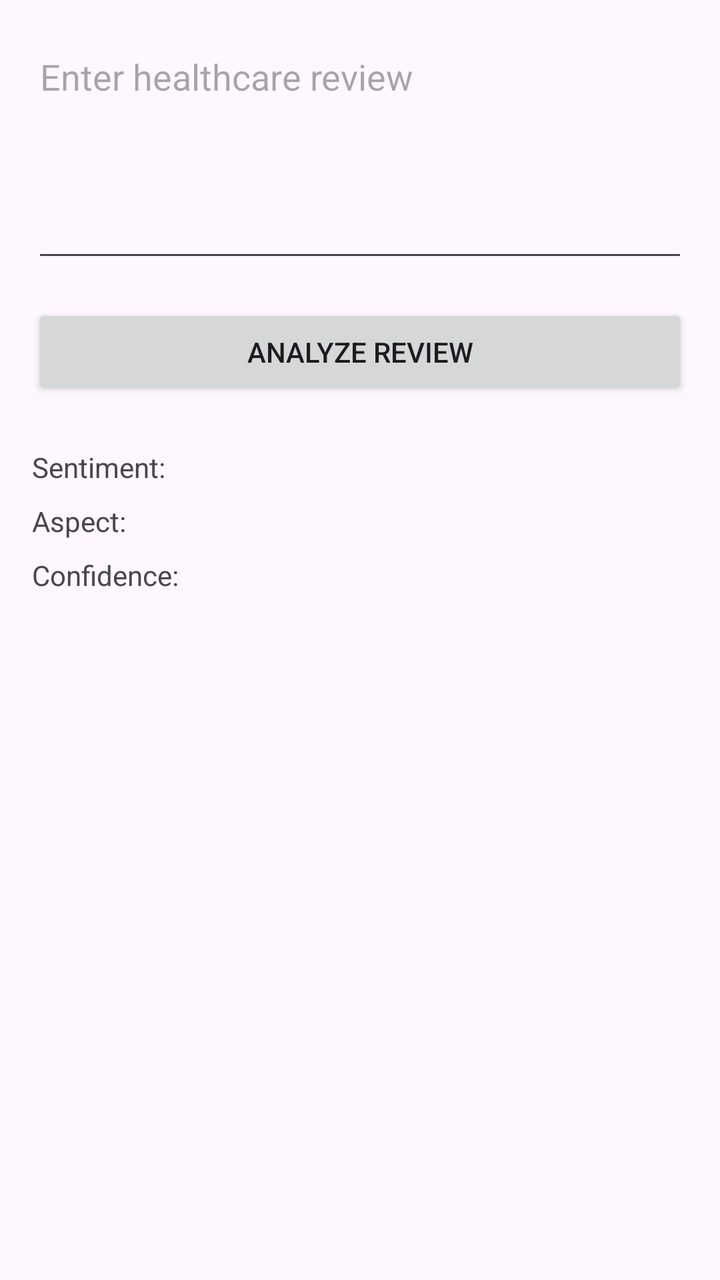
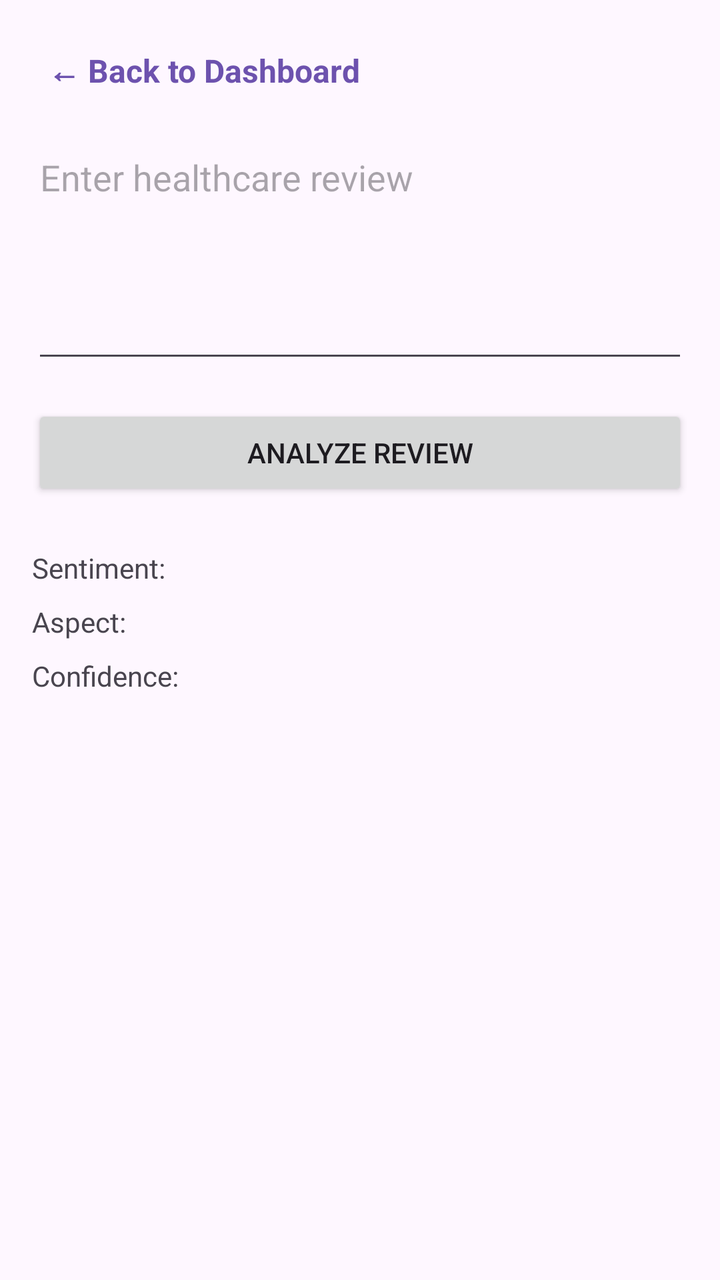

Before-and-after screenshots of an Android layout around one commit, followed by the original layout XML and the change that was made.
<!-- AndroidManifest.xml: application theme Theme.HealthBERT -->
<!-- res/layout/activity_main.xml -->
<?xml version="1.0" encoding="utf-8"?>
<ScrollView xmlns:android="http://schemas.android.com/apk/res/android"
    android:layout_width="match_parent"
    android:layout_height="match_parent">

    <LinearLayout
        android:layout_width="match_parent"
        android:layout_height="wrap_content"
        android:orientation="vertical"
        android:padding="16dp">

        <EditText
            android:id="@+id/editTextReview"
            android:layout_width="match_parent"
            android:layout_height="wrap_content"
            android:hint="Enter healthcare review"
            android:minHeight="120dp"
            android:gravity="top"
            android:inputType="textMultiLine" />

        <Button
            android:id="@+id/buttonAnalyze"
            android:layout_width="match_parent"
            android:layout_height="wrap_content"
            android:layout_marginTop="16dp"
            android:text="Analyze Review" />

        <TextView
            android:id="@+id/textViewSentiment"
            android:layout_width="match_parent"
            android:layout_height="wrap_content"
            android:layout_marginTop="24dp"
            android:text="Sentiment: " />

        <TextView
            android:id="@+id/textViewAspect"
            android:layout_width="match_parent"
            android:layout_height="wrap_content"
            android:layout_marginTop="8dp"
            android:text="Aspect: " />

        <TextView
            android:id="@+id/textViewConfidence"
            android:layout_width="match_parent"
            android:layout_height="wrap_content"
            android:layout_marginTop="8dp"
            android:text="Confidence: " />

    </LinearLayout>
</ScrollView>
<!-- resources referenced by this layout -->
<resources>
  <style name="Theme.HealthBERT" parent="Base.Theme.HealthBERT" />
  <style name="Base.Theme.HealthBERT" parent="Theme.Material3.DayNight.NoActionBar">
          
          
      </style>
</resources>

<!-- the commit's change to res/layout/activity_main.xml (unified diff, before → after) -->
@@ -8,6 +8,17 @@
         android:layout_height="wrap_content"
         android:orientation="vertical"
         android:padding="16dp">
+
+        <TextView
+            android:id="@+id/backToDashboardButton"
+            android:layout_width="wrap_content"
+            android:layout_height="wrap_content"
+            android:text="← Back to Dashboard"
+            android:textColor="#6D52AE"
+            android:textSize="16sp"
+            android:textStyle="bold"
+            android:padding="8dp"
+            android:layout_marginBottom="12dp" />
 
         <EditText
             android:id="@+id/editTextReview"
